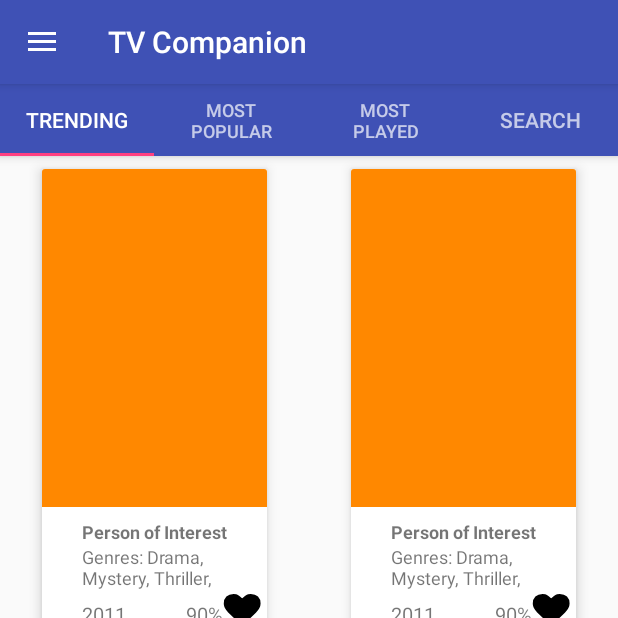
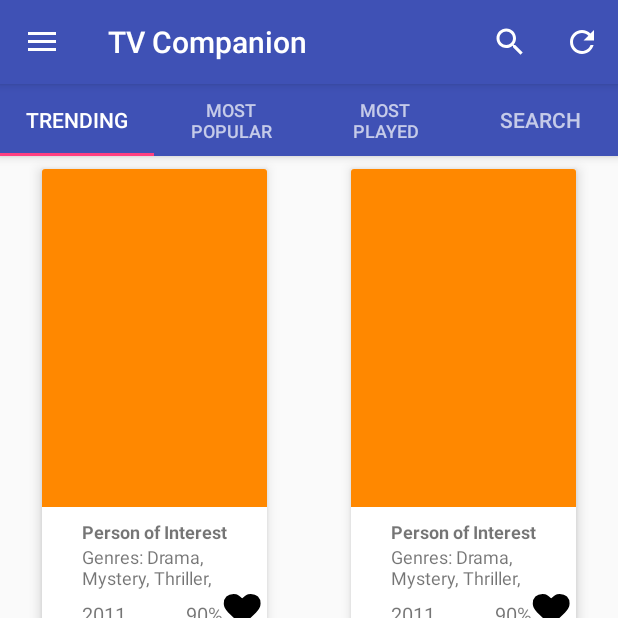
Before and after one commit to novinc/TVCompanion, an Android app: the screen it shows after launch (MainActivity), after a tap on "Find Shows", on a phone screen of 412 x 824 dp, the top half of it. Run offline under Robolectric (Android 15) with nearby library versions, the phone set to English and light mode, and no system bars; our stand-ins replace ButterKnife; 1 other tap on this screen came first.

Commit message:
added menu to find shows

```diff
--- a/app/src/main/java/apps/novin/tvcompanion/FindShowsFragment.java
+++ b/app/src/main/java/apps/novin/tvcompanion/FindShowsFragment.java
@@ -9,6 +9,8 @@ import android.support.v4.app.FragmentManager;
 import android.support.v4.app.FragmentPagerAdapter;
 import android.support.v4.view.ViewPager;
 import android.view.LayoutInflater;
+import android.view.Menu;
+import android.view.MenuInflater;
 import android.view.View;
 import android.view.ViewGroup;
 import android.widget.Toast;
@@ -34,6 +36,11 @@ public class FindShowsFragment extends Fragment {
         // Required empty public constructor
     }
 
+    @Override
+    public void onCreateOptionsMenu(Menu menu, MenuInflater inflater) {
+        super.onCreateOptionsMenu(menu, inflater);
+        inflater.inflate(R.menu.find_shows_menu, menu);
+    }
 
     @Override
     public View onCreateView(LayoutInflater inflater, ViewGroup container,
--- a/app/src/main/java/apps/novin/tvcompanion/MainActivity.java
+++ b/app/src/main/java/apps/novin/tvcompanion/MainActivity.java
@@ -134,6 +134,7 @@ public class MainActivity extends AppCompatActivity
     public boolean onCreateOptionsMenu(Menu menu) {
         // Inflate the menu; this adds items to the action bar if it is present.
         getMenuInflater().inflate(R.menu.main, menu);
+        getSupportFragmentManager().findFragmentById(R.id.content_frame).onCreateOptionsMenu(menu, getMenuInflater());
         return true;
     }
 
@@ -171,6 +172,8 @@ public class MainActivity extends AppCompatActivity
                 .replace(R.id.content_frame, fragment)
                 .commit();
 
+        invalidateOptionsMenu();
+
         if (!isDrawerLocked) {
             DrawerLayout drawer = (DrawerLayout) findViewById(R.id.drawer_layout);
             drawer.closeDrawer(GravityCompat.START);
--- /dev/null
+++ b/app/src/main/res/drawable/ic_refresh_black.xml
@@ -0,0 +1,9 @@
+<vector xmlns:android="http://schemas.android.com/apk/res/android"
+        android:width="24dp"
+        android:height="24dp"
+        android:viewportWidth="24.0"
+        android:viewportHeight="24.0">
+    <path
+        android:fillColor="#FF000000"
+        android:pathData="M17.65,6.35C16.2,4.9 14.21,4 12,4c-4.42,0 -7.99,3.58 -7.99,8s3.57,8 7.99,8c3.73,0 6.84,-2.55 7.73,-6h-2.08c-0.82,2.33 -3.04,4 -5.65,4 -3.31,0 -6,-2.69 -6,-6s2.69,-6 6,-6c1.66,0 3.14,0.69 4.22,1.78L13,11h7V4l-2.35,2.35z"/>
+</vector>
--- /dev/null
+++ b/app/src/main/res/drawable/ic_refresh_white.xml
@@ -0,0 +1,9 @@
+<vector xmlns:android="http://schemas.android.com/apk/res/android"
+        android:width="24dp"
+        android:height="24dp"
+        android:viewportWidth="24.0"
+        android:viewportHeight="24.0">
+    <path
+        android:fillColor="#FFFFFFFF"
+        android:pathData="M17.65,6.35C16.2,4.9 14.21,4 12,4c-4.42,0 -7.99,3.58 -7.99,8s3.57,8 7.99,8c3.73,0 6.84,-2.55 7.73,-6h-2.08c-0.82,2.33 -3.04,4 -5.65,4 -3.31,0 -6,-2.69 -6,-6s2.69,-6 6,-6c1.66,0 3.14,0.69 4.22,1.78L13,11h7V4l-2.35,2.35z"/>
+</vector>
--- /dev/null
+++ b/app/src/main/res/drawable/ic_search_white.xml
@@ -0,0 +1,9 @@
+<vector xmlns:android="http://schemas.android.com/apk/res/android"
+        android:width="24dp"
+        android:height="24dp"
+        android:viewportWidth="24.0"
+        android:viewportHeight="24.0">
+    <path
+        android:fillColor="#FFFFFFFF"
+        android:pathData="M15.5,14h-0.79l-0.28,-0.27C15.41,12.59 16,11.11 16,9.5 16,5.91 13.09,3 9.5,3S3,5.91 3,9.5 5.91,16 9.5,16c1.61,0 3.09,-0.59 4.23,-1.57l0.27,0.28v0.79l5,4.99L20.49,19l-4.99,-5zM9.5,14C7.01,14 5,11.99 5,9.5S7.01,5 9.5,5 14,7.01 14,9.5 11.99,14 9.5,14z"/>
+</vector>
--- /dev/null
+++ b/app/src/main/res/menu/find_shows_menu.xml
@@ -0,0 +1,15 @@
+<?xml version="1.0" encoding="utf-8"?>
+<menu xmlns:android="http://schemas.android.com/apk/res/android"
+    xmlns:app="http://schemas.android.com/apk/res-auto">
+
+    <item android:icon="@drawable/ic_search_white"
+         android:id="@+id/action_search"
+        app:showAsAction="ifRoom"
+        android:title="@string/action_search" />
+
+    <item android:icon="@drawable/ic_refresh_white"
+        android:id="@+id/action_refresh"
+        app:showAsAction="ifRoom"
+        android:title="@string/action_refresh"/>
+
+</menu>
--- a/app/src/main/res/values/strings.xml
+++ b/app/src/main/res/values/strings.xml
@@ -47,6 +47,7 @@
 
     <!-- TODO: Remove or change this placeholder text -->
     <string name="hello_blank_fragment">Hello blank fragment</string>
+    <string name="action_refresh">Refresh</string>
 
 
 </resources>
```
